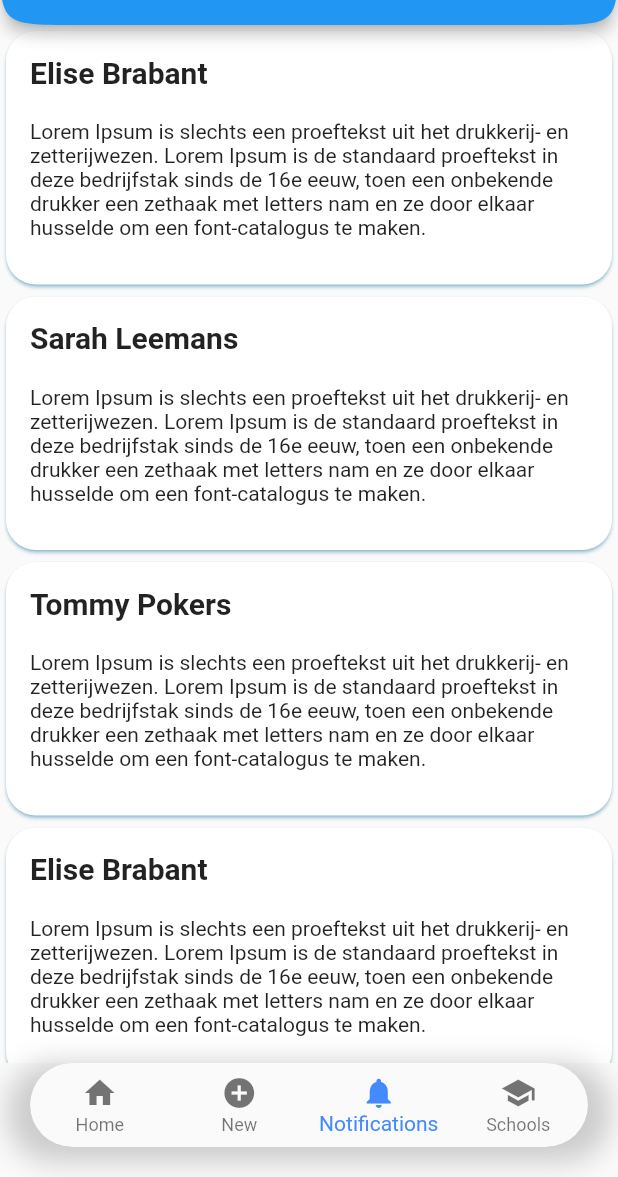
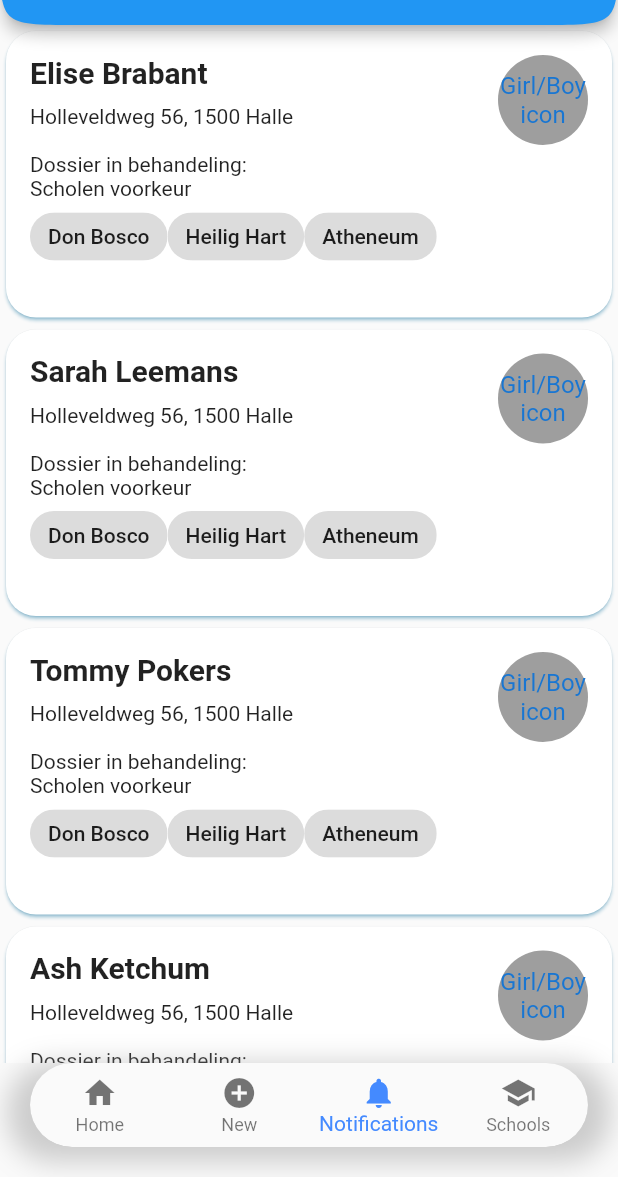
Before and after one commit to pacifiquebayisenge/realdolmen_stage_flutter, a Flutter app: the screen it shows after launch, item 3 of the bottom bar chosen, on a phone screen of 412 x 824 dp, the part 59-1236 px from its top. Run offline on Flutter 3.47's test engine with Material 2 defaults, Android fonts, the phone set to English and light mode, and no system bars; drawn by our look-alikes of percent_indicator; our stand-ins replace delayed_display, flutter_form_builder; missing offline and left inert: page_slider, progress_stepper.

Commit message:
Dummy data, * Notification page,
* Klassen
  * Issue -> heel slordige constructor -> heel veel arguments -> oplossing: verschillende onderdeel klassen ??
  * User klasse om de inlog data van de user bij te houden -> bestaande data hergebruiken bij (her)inschrijvingen

* Form
  * Data efficient kunnen ophalen => voorlopig heel slordige opvraag contructor van de klasse

* Dummy data
  * Scholen data simuleren -> scholen lijst -> strings...

* Notification page
  * Inschrijving UI design ontwikkeling -> nog niet af
  * Card widget gebruiken -> in ontwikkeling ->  bij klik vergroot animatie met meer info -> Inkwell = mooier en material ripple effect
  * Nieuwe pagina bij het klikken van de card
  * Scholen voorkeur in Card UI => Chips
  * Geslacht icon ?? -> Circle Avatar

* Registratie
  * TO DO => scholen rangschikking !!!

```diff
--- a/schooler/lib/dummy_data/data.dart
+++ b/schooler/lib/dummy_data/data.dart
@@ -1,4 +1,52 @@
 import 'package:schooler/classes/registration.dart';
+
+
+List<String> scholen = [
+ ' A-Vision Onderwijsadviesbureau',
+  'Adriaan Roland Holstschool po',
+  'Aldoende Openbare Basisschool',
+  'Algemene basisschool Comenius',
+  'Amalia-Astroschool',
+  'Montessori Basisschool',
+  'Anne Frank school',
+  'M G Schmidt',
+  'Archipel Scholen',
+  'Aremberg Openbare School',
+  'Arnhemse Montessorischool',
+  'Augustinus Basisschool',
+ ' b.s. De Floriant',
+  'Basisschool Aan de Bron',
+  'Basisschool Antares',
+  'Basisschool Arnhemse School Vereniging',
+  'Basisschool Baardwijk',
+  'Basisschool Coninxhof',
+  'Basisschool Cosmicus',
+  'Basisschool De Bron',
+  'Basisschool De Lockaert',
+  'Basisschool De Nijepoort',
+  'Basisschool De Regenboog',
+  'Basisschool De Voeëgelsjtang',
+  'Basisschool De Wereldweide',
+  'Basisschool KinderRijk',
+  'basisschool Maurice Rose',
+  'Basisschool Op de Tien Bunder',
+  'Basisschool Rosa Boekdrukker',
+  'Basisschool Sint Martinus',
+  'Basisschool St. Joseph',
+  'Basisschool St. Jozef',
+  'basisschool Tangram',
+  'Beurthonk',
+  'Bijstere Basisschool Den',
+  'Bikube Kantoortijdenschool',
+  'Bos en Vaart OBS',
+  'Bosseschool',
+  'Branding',
+  'brede Basisschool St. Lukas te Amsterdam',
+  'BS De Kastanjelaar Milheeze',
+  'Burg. Verschoorschool'
+];
+
+
 
 List<Registration> regiList = [
 new Registration(
@@ -85,8 +133,8 @@ new Registration(
     vraagTN: true),
 
   new Registration(
-      voornaam: 'Elise',
-      naam: 'Brabant',
+      voornaam: 'Ash',
+      naam: 'Ketchum',
       rijksNr: '97042025942',
       straat: 'Winkelstraat',
       huisNr: 15,
@@ -113,8 +161,8 @@ new Registration(
       vraagTN: true),
 
   new Registration(
-      voornaam: 'Sarah',
-      naam: 'Leemans',
+      voornaam: 'Bruce',
+      naam: 'Wayne',
       rijksNr: '97042025942',
       straat: 'Winkelstraat',
       huisNr: 15,
@@ -140,8 +188,8 @@ new Registration(
       vraagGOK: true,
       vraagTN: true),
   new Registration(
-      voornaam: 'Tommy',
-      naam: 'Pokers',
+      voornaam: 'Micheal',
+      naam: 'Jackson',
       rijksNr: '97042025942',
       straat: 'Winkelstraat',
       huisNr: 15,
--- a/schooler/lib/main.dart
+++ b/schooler/lib/main.dart
@@ -79,6 +79,10 @@ class _AppState extends State<App> {
   @override
   Widget build(BuildContext context) {
     return Scaffold(
+      // bool/ pagina content kan achter de bottom nav bar = pagina neemt heel scherm over
+      // voorlopig false => moeite met bottom padding in Notification pagina
+      // bron: https://stackoverflow.com/questions/59491186/extend-container-behind-bottom-navigation-flutter
+      extendBody: false,
       appBar: AppBar(
         title: const Center(
           child: Text('Schooler'),
@@ -91,8 +95,10 @@ class _AppState extends State<App> {
       ),
       body: screens[_selectedIndex],
       bottomNavigationBar: Container(
+
         padding: const EdgeInsets.only(bottom: 20.0),
         decoration: BoxDecoration(
+
           borderRadius: const BorderRadius.all(Radius.circular(30.0)),
           boxShadow: [
             BoxShadow(
--- a/schooler/lib/widgets/custom_card.dart
+++ b/schooler/lib/widgets/custom_card.dart
@@ -1,11 +1,27 @@
+import 'dart:math';
+
 import 'package:flutter/material.dart';
 import 'package:percent_indicator/linear_percent_indicator.dart';
 import 'package:schooler/dummy_data/data.dart' as dummy;
+import 'package:schooler/pages/card_detail.dart';
 
 class CustomCard extends StatelessWidget {
-  const CustomCard({Key? key,required this.voornaam, required this.naam}) : super(key: key);
+  const CustomCard(
+      {Key? key,
+      required this.voornaam,
+      required this.naam,
+      required this.navMethod})
+      : super(key: key);
+
+  // naam en voornaam van de student
   final String voornaam;
   final String naam;
+
+  // void methode als paramater om naar
+  // de detail pagina van deze kaart te surfen
+  // nullable want we geven niet altijd een methode mee
+
+  final VoidCallback? navMethod;
 
   @override
   Widget build(BuildContext context) {
@@ -15,11 +31,12 @@ class CustomCard extends StatelessWidget {
       clipBehavior: Clip.antiAlias,
       shape: RoundedRectangleBorder(borderRadius: BorderRadius.circular(20)),
       child: InkWell(
-        onTap: () {},
+        onLongPress: () {
+          navMethod!();
+        },
         child: Container(
           padding: EdgeInsets.all(16),
-          child: CardContent(voornaam, naam)
-
+          child: CardContent(voornaam, naam),
         ),
       ),
     );
@@ -27,46 +44,71 @@ class CustomCard extends StatelessWidget {
 }
 
 class CardContent extends StatefulWidget {
-  const CardContent(  this.voornaam,this.naam, {Key? key }) : super(key: key);
+  const CardContent(this.voornaam, this.naam, {Key? key}) : super(key: key);
   final String voornaam;
   final String naam;
-
 
   @override
   _CardContentState createState() => _CardContentState();
 }
 
 class _CardContentState extends State<CardContent> {
+  // methode om random percentage te berekennen
+  double getProgress() {
+    Random rdm = new Random();
+    // random getal genereren van 0 (incl.) tot 101 (ecl.)
+    // om te delen door 100
+    // omdat de LinearPercentIndicator enkel double van 0 tot en met 1 accepteert
+    double progPerc = rdm.nextInt(101) / 100;
 
+    return progPerc;
+  }
 
   @override
   Widget build(BuildContext context) {
-    return Column(crossAxisAlignment: CrossAxisAlignment.start, children: [
+    return Stack(
+      children: [
+        Positioned(
+           right: 0,
+          width: 60,
+          height: 60,
+          child: CircleAvatar(
+            child: Text('Girl/Boy icon',
+            textAlign: TextAlign.center,),
+            backgroundColor: Colors.grey,
+          ),
+        ),
+        Column(crossAxisAlignment: CrossAxisAlignment.start, children: [
           Text(
             '${this.widget.voornaam} ${this.widget.naam}',
             style: TextStyle(fontSize: 20, fontWeight: FontWeight.bold),
           ),
-      const SizedBox(height: 20),
-      Text(
-          'Lorem Ipsum is slechts een proeftekst uit het drukkerij- en zetterijwezen. '
-              'Lorem Ipsum is de standaard proeftekst in deze bedrijfstak sinds de 16e eeuw, '
-              'toen een onbekende drukker een zethaak met letters nam en ze door elkaar husselde om een font-catalogus te maken.  '),
+          const SizedBox(height: 10),
+          Text('Holleveldweg 56, 1500 Halle \n\n'
+              'Dossier in behandeling: \n'
+              'Scholen voorkeur  '),
+          Wrap(
+            children: [
+              Chip(label: Text('Don Bosco')),
+              Chip(label: Text('Heilig Hart')),
+              Chip(label: Text('Atheneum')),
+            ],
+          ),
           Padding(
             padding: const EdgeInsets.only(bottom: 10),
             child: LinearPercentIndicator(
-          padding: EdgeInsets.only(top: 10,bottom: 20),
-
+              padding: EdgeInsets.only(top: 10, bottom: 20),
               lineHeight: 4.0,
-          percent: 0.7,
+              percent: getProgress(),
               animation: true,
               animationDuration: 1000,
-
-
               linearStrokeCap: LinearStrokeCap.roundAll,
               backgroundColor: Colors.grey,
               progressColor: Colors.blue,
             ),
           ),
-    ]);
+        ]),
+      ],
+    );
   }
 }
--- a/schooler/lib/widgets/form_questions.dart
+++ b/schooler/lib/widgets/form_questions.dart
@@ -8,6 +8,7 @@ import 'package:page_slider/page_slider.dart';
 import 'package:progress_stepper/progress_stepper.dart';
 import 'package:schooler/classes/registration.dart';
 import 'package:schooler/services/globals.dart' as globals;
+import 'package:schooler/dummy_data/data.dart' as data;
 
 
 import 'bullet_list.dart';
@@ -194,6 +195,7 @@ class _FormQuestionsState extends State<FormQuestions> {
           vraagGOK: vraagGOK,
           vraagTN: vraagTN);
 
+      data.regiList.add( globals.regi);
       Timer(Duration(seconds: 3), () => print(globals.regi.toString()));
       Navigator.pop(context);
     }
```
Also changed, not shown: schooler/lib/pages/card_detail.dart (added, +149 -0 lines), schooler/lib/pages/notifications.dart (+47 -22 lines), 1 other file. Lines whose indentation alone changed are shown as unchanged.
